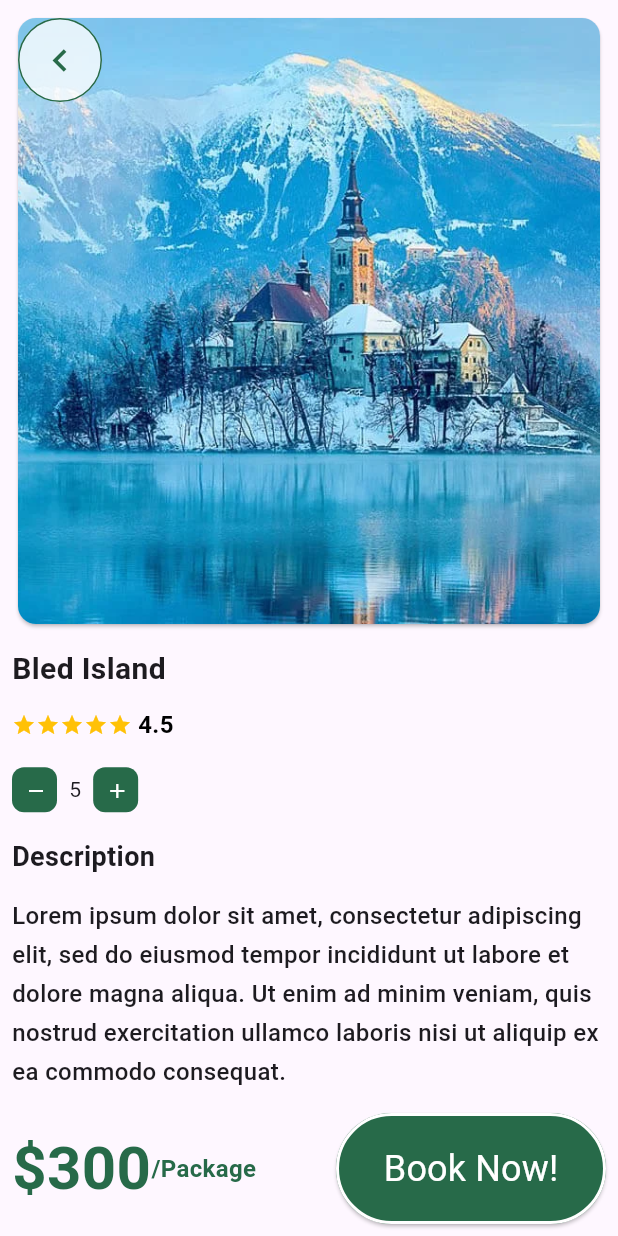
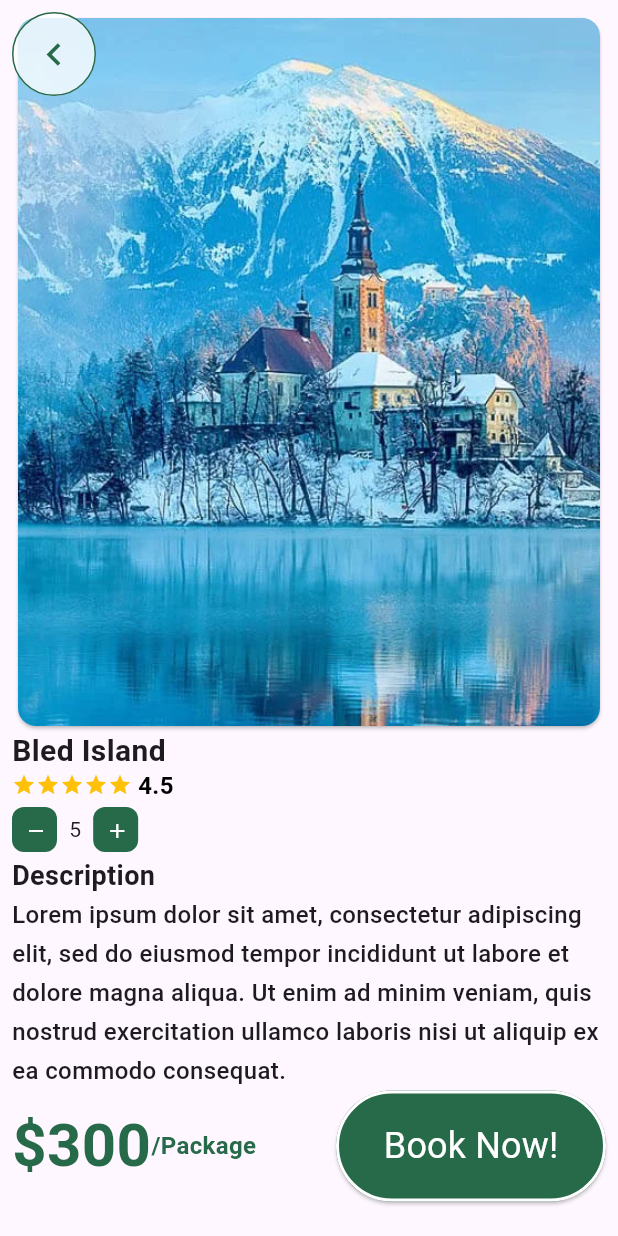
Before and after one commit to rafatoi/A-Cen-s-TravelersApp, a Flutter app: the DetailScreen screen opened directly with empty values, on a phone screen of 412 x 824 dp. Run offline on Flutter 3.47's test engine with Material 3 defaults, Android fonts, the phone set to English and light mode, and no system bars.

Commit message:
Refactor screens and widgets for improved structure and readability; update dependencies and asset paths

```diff
--- a/analysis_options.yaml
+++ b/analysis_options.yaml
@@ -7,6 +7,11 @@
 
 # The following line activates a set of recommended lints for Flutter apps,
 # packages, and plugins designed to encourage good coding practices.
+analyzer:
+  exclude:
+    - build/**
+    - android/**
+    - ios/**
 include: package:flutter_lints/flutter.yaml
 
 linter:
--- /dev/null
+++ b/lib/config/assets_paths.dart
@@ -0,0 +1,4 @@
+class AppImages {
+  static const String castle = 'assets/images/castle.png';
+  static const String forrestRoad = 'assets/images/forrest_road.png';
+}
--- a/lib/data/travel_places.dart
+++ b/lib/data/travel_places.dart
@@ -1,46 +1,65 @@
+import 'package:traveller_app/config/assets_paths.dart';
 import 'package:traveller_app/models/travel_place.dart';
 
 final List<TravelPlace> places = [
-  TravelPlace(title: 'Bled Island',
+  TravelPlace(
+    title: 'Bled Island',
     location: 'Europe',
-      description: 'Lorem ipsum dolor sit amet, consectetur adipiscing elit, sed do eiusmod tempor incididunt ut labore et dolore magna aliqua. '
+    description:
+        'Lorem ipsum dolor sit amet, consectetur adipiscing elit, sed do eiusmod tempor incididunt ut labore et dolore magna aliqua. '
         'Ut enim ad minim veniam, quis nostrud exercitation ullamco laboris nisi ut aliquip ex ea commodo consequat. ',
-      imagePath: 'assets/images/castle.png',
+    imagePath: AppImages.castle,
     rating: 4.2,
-      fee: 300),
-  TravelPlace(title: 'Lofoten Island',
+    fee: 300,
+  ),
+  TravelPlace(
+    title: 'Lofoten Island',
     location: 'Europe',
-      description: 'Lorem ipsum dolor sit amet, consectetur adipiscing elit, sed do eiusmod tempor incididunt ut labore et dolore magna aliqua. '
+    description:
+        'Lorem ipsum dolor sit amet, consectetur adipiscing elit, sed do eiusmod tempor incididunt ut labore et dolore magna aliqua. '
         'Ut enim ad minim veniam, quis nostrud exercitation ullamco laboris nisi ut aliquip ex ea commodo consequat. ',
     imagePath: 'assets/images/mountain.png',
     rating: 4.5,
-      fee: 200),
-  TravelPlace(title: 'Fuji Mountain',
+    fee: 200,
+  ),
+  TravelPlace(
+    title: 'Fuji Mountain',
     location: 'Asia',
-      description: 'Lorem ipsum dolor sit amet, consectetur adipiscing elit, sed do eiusmod tempor incididunt ut labore et dolore magna aliqua. '
+    description:
+        'Lorem ipsum dolor sit amet, consectetur adipiscing elit, sed do eiusmod tempor incididunt ut labore et dolore magna aliqua. '
         'Ut enim ad minim veniam, quis nostrud exercitation ullamco laboris nisi ut aliquip ex ea commodo consequat. ',
     imagePath: 'assets/images/fuji.jpg',
     rating: 4.8,
-      fee: 400),
-  TravelPlace(title: 'Siberia',
+    fee: 400,
+  ),
+  TravelPlace(
+    title: 'Siberia',
     location: 'Asia',
-      description: 'Lorem ipsum dolor sit amet, consectetur adipiscing elit, sed do eiusmod tempor incididunt ut labore et dolore magna aliqua. '
+    description:
+        'Lorem ipsum dolor sit amet, consectetur adipiscing elit, sed do eiusmod tempor incididunt ut labore et dolore magna aliqua. '
         'Ut enim ad minim veniam, quis nostrud exercitation ullamco laboris nisi ut aliquip ex ea commodo consequat. ',
     imagePath: 'assets/images/winter_camp.png',
     rating: 4.2,
-      fee: 350),
-  TravelPlace(title: 'Greenland',
+    fee: 350,
+  ),
+  TravelPlace(
+    title: 'Greenland',
     location: 'America',
-      description: 'Lorem ipsum dolor sit amet, consectetur adipiscing elit, sed do eiusmod tempor incididunt ut labore et dolore magna aliqua. '
+    description:
+        'Lorem ipsum dolor sit amet, consectetur adipiscing elit, sed do eiusmod tempor incididunt ut labore et dolore magna aliqua. '
         'Ut enim ad minim veniam, quis nostrud exercitation ullamco laboris nisi ut aliquip ex ea commodo consequat. ',
     imagePath: 'assets/images/winter_landscape.png',
     rating: 4.5,
-      fee: 250),
-  TravelPlace(title: 'Patagonia',
+    fee: 250,
+  ),
+  TravelPlace(
+    title: 'Patagonia',
     location: 'America',
-      description: 'Lorem ipsum dolor sit amet, consectetur adipiscing elit, sed do eiusmod tempor incididunt ut labore et dolore magna aliqua. '
+    description:
+        'Lorem ipsum dolor sit amet, consectetur adipiscing elit, sed do eiusmod tempor incididunt ut labore et dolore magna aliqua. '
         'Ut enim ad minim veniam, quis nostrud exercitation ullamco laboris nisi ut aliquip ex ea commodo consequat. ',
     imagePath: 'assets/images/patagonia.jpg',
     rating: 4.8,
-      fee: 200),
+    fee: 200,
+  ),
 ];
--- a/lib/screens/detail_screen.dart
+++ b/lib/screens/detail_screen.dart
@@ -1,4 +1,5 @@
 import 'package:flutter/material.dart';
+import 'package:traveller_app/widgets/custom_iconbtn.dart';
 import 'package:traveller_app/widgets/primary_button.dart';
 import 'package:traveller_app/widgets/rating_badget.dart';
 import 'package:traveller_app/data/travel_places.dart';
@@ -13,62 +14,160 @@ class DetailScreen extends StatelessWidget {
     return Scaffold(
       body: SafeArea(
         minimum: EdgeInsets.all(8),
-        child: Column(
+        child: SingleChildScrollView(
+          child: Stack(
+            children: [
+              Column(
                 mainAxisAlignment: MainAxisAlignment.spaceBetween,
                 crossAxisAlignment: CrossAxisAlignment.start,
                 children: [
                   //Image.asset('assets/images/forrest_road.png'),
-            SizedBox(
-              height: MediaQuery.of(context).size.height * 0.5,
-              width: MediaQuery.of(context).size.width,
-              child: Card(
-                clipBehavior: Clip.antiAlias,
-                child: Stack(
-                  children: [
-                    Positioned.fill(
-                      child: Image.asset(
-                        places[id].imagePath,
-                        fit: BoxFit.cover,
+                  ImageContainer(id: id),
+                  TitleSection(id: id),
+                  DescSection(id: id),
+                  ContactSection(id: id),
+                ],
               ),
-                    ),
-                    SizedBox(
-                      width: 56,
-                      height: 56,
-                      child: IconButton(
-                          style: IconButton.styleFrom(
-                              backgroundColor: Colors.white.withAlpha(200),
-                              side: BorderSide(
-                                color: Color(0xFF276A49),
-                                width: 1,
-                              )
-                          ),
+              Align(
+                alignment: Alignment.topLeft,
+                child: CustomIconbtn(
                   onPressed: () {
                     Navigator.pop(context);
                   },
-                          icon: Icon(
-                            Icons.chevron_left,
-                            size: 30,
-                            color: Color(0xFF276A49),
-                          )
                 ),
-                    )
+              ),
             ],
           ),
         ),
       ),
+    );
+  }
+}
+
+class ImageContainer extends StatelessWidget {
+  const ImageContainer({super.key, required this.id});
+
+  final int id;
+
+  @override
+  Widget build(BuildContext context) {
+    return ConstrainedBox(
+      constraints: BoxConstraints(
+        minWidth: double.infinity,
+        maxWidth: double.infinity,
+        minHeight: 480,
+        maxHeight: 1000,
+      ),
+      child: Card(
+        clipBehavior: Clip.antiAlias,
+        child: Positioned.fill(
+          child: Image.asset(places[id].imagePath, fit: BoxFit.cover),
+        ),
+      ),
+    );
+  }
+}
+
+class ContactSection extends StatelessWidget {
+  const ContactSection({super.key, required this.id});
+
+  final int id;
+
+  @override
+  Widget build(BuildContext context) {
+    return Row(
+      mainAxisAlignment: MainAxisAlignment.spaceBetween,
+      children: [
+        Row(
+          children: [
+            Text(
+              '\$${places[id].fee}',
+              style: TextStyle(
+                fontSize: 40,
+                fontWeight: FontWeight.bold,
+                color: Color(0xFF276A49),
+              ),
+            ),
+            Text(
+              '/Package',
+              style: TextStyle(
+                fontSize: 16,
+                fontWeight: FontWeight.bold,
+                color: Color(0xFF276A49),
+              ),
+            ),
+          ],
+        ),
+        SizedBox(
+          width: 180,
+          child: PrimaryButton(
+            text: 'Book Now!',
+            weightText: FontWeight.w400,
+            sizeText: 24,
+            onPressed: () {
+              ScaffoldMessenger.of(context).showSnackBar(
+                const SnackBar(content: Text('You have booked! :D')),
+              );
+            },
+          ),
+        ),
+      ],
+    );
+  }
+}
+
+class DescSection extends StatelessWidget {
+  const DescSection({super.key, required this.id});
+
+  final int id;
+
+  @override
+  Widget build(BuildContext context) {
+    return Column(
+      mainAxisAlignment: MainAxisAlignment.spaceAround,
+      crossAxisAlignment: CrossAxisAlignment.start,
+      children: [
+        const Text(
+          'Description',
+          style: TextStyle(fontSize: 18, fontWeight: FontWeight.bold),
+        ),
+        Text(
+          places[id].description,
+          style: TextStyle(
+            fontSize: 16,
+            fontWeight: FontWeight.w500,
+            height: 1.6,
+          ),
+        ),
+      ],
+    );
+  }
+}
+
+class TitleSection extends StatelessWidget {
+  const TitleSection({super.key, required this.id});
+
+  final int id;
+
+  @override
+  Widget build(BuildContext context) {
+    return Column(
+      crossAxisAlignment: CrossAxisAlignment.start,
+      mainAxisAlignment: MainAxisAlignment.spaceAround,
+      children: [
         Text(
           places[id].title,
-              style: TextStyle(fontSize: 20, fontWeight: FontWeight.bold, height: 1.2),
+          style: TextStyle(
+            fontSize: 20,
+            fontWeight: FontWeight.bold,
+            height: 1.2,
+          ),
         ),
         Row(
           children: [
             ...List.generate(
               5,
-                      (index) => const Icon(
-                    Icons.star,
-                    color: Colors.amber,
-                    size: 16,
-                  ),
+              (index) => const Icon(Icons.star, color: Colors.amber, size: 16),
             ),
 
             const SizedBox(width: 4),
@@ -83,60 +182,8 @@ class DetailScreen extends StatelessWidget {
             ),
           ],
         ),
-            RatingBadget(
-
-            ),
-            const Text(
-              'Description',
-              style: TextStyle(fontSize: 18, fontWeight: FontWeight.bold),
-            ),
-            Text(
-              places[id].description,
-              style: TextStyle(fontSize: 16, fontWeight: FontWeight.w500, height: 1.6),
-            ),
-            Row(
-              mainAxisAlignment: MainAxisAlignment.spaceBetween,
-              children: [
-                Row(
-                  children: [
-                    Text(
-                        '\$${places[id].fee}',
-                        style: TextStyle(
-                            fontSize: 40,
-                            fontWeight: FontWeight.bold,
-                            color: Color(0xFF276A49)
-                        )
-                    ),
-                    Text(
-                        '/Package',
-                        style: TextStyle(
-                            fontSize: 16,
-                            fontWeight: FontWeight.bold,
-                            color: Color(0xFF276A49)
-                        )
-                    )
+        RatingBadget(),
       ],
-                ),
-                SizedBox(
-                  width: 180,
-                  child: PrimaryButton(
-                    text: 'Book Now!',
-                    weightText: FontWeight.w400,
-                    sizeText: 24,
-                    onPressed: () {
-                      ScaffoldMessenger.of(context).showSnackBar(
-                        const SnackBar(
-                          content: Text('You have booked! :D')
-                        )
-                      );
-                    }
-                  )
-                )
-              ]
-            )
-          ]
-        )
-      )
     );
   }
 }
--- /dev/null
+++ b/lib/widgets/custom_iconbtn.dart
@@ -0,0 +1,27 @@
+import 'package:flutter/material.dart';
+
+class CustomIconbtn extends StatelessWidget {
+  final void Function()? onPressed;
+  final IconData icon;
+  const CustomIconbtn({
+    super.key,
+    this.onPressed,
+    this.icon = Icons.chevron_left,
+  });
+
+  @override
+  Widget build(BuildContext context) {
+    return SizedBox(
+      width: 56,
+      height: 56,
+      child: IconButton(
+        style: IconButton.styleFrom(
+          backgroundColor: Colors.white.withAlpha(200),
+          side: BorderSide(color: Color(0xFF276A49), width: 1),
+        ),
+        onPressed: onPressed,
+        icon: Icon(icon, size: 30, color: Color(0xFF276A49)),
+      ),
+    );
+  }
+}
--- a/pubspec.yaml
+++ b/pubspec.yaml
@@ -2,7 +2,7 @@ name: traveller_app
 description: "A simple app with suggestions for travellers"
 # The following line prevents the package from being accidentally published to
 # pub.dev using `flutter pub publish`. This is preferred for private packages.
-publish_to: 'none' # Remove this line if you wish to publish to pub.dev
+publish_to: "none" # Remove this line if you wish to publish to pub.dev
 
 # The following defines the version and build number for your application.
 # A version number is three numbers separated by dots, like 1.2.43
@@ -51,7 +51,6 @@ dev_dependencies:
 
 # The following section is specific to Flutter packages.
 flutter:
-
   # The following line ensures that the Material Icons font is
   # included with your application, so that you can use the icons in
   # the material Icons class.
@@ -63,6 +62,7 @@ flutter:
   #   - images/a_dot_ham.jpeg
   assets:
     - assets/images/
+    - assets/svg/
 
   # An image asset can refer to one or more resolution-specific "variants", see
   # https://flutter.dev/to/resolution-aware-images
```
Also changed, not shown: lib/screens/explore_screen.dart (+27 -76 lines), lib/screens/home_screen.dart (+41 -30 lines), lib/widgets/custom_appbar.dart (added, +63 -0 lines), lib/widgets/place_card.dart (+22 -23 lines), pubspec.lock. Lines whose indentation alone changed are shown as unchanged.
